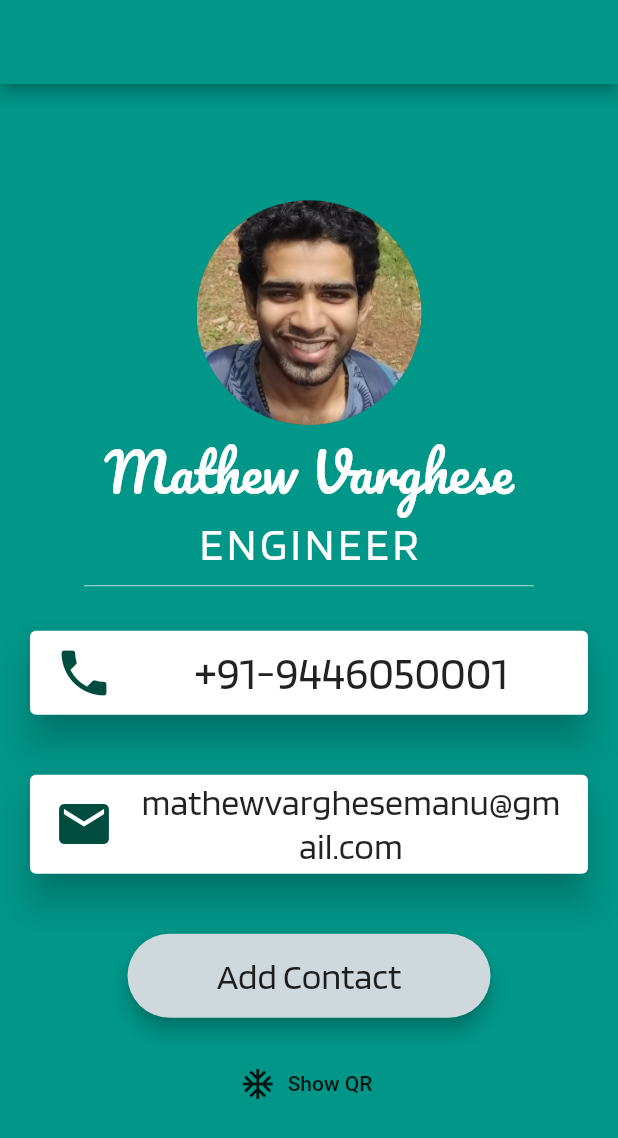
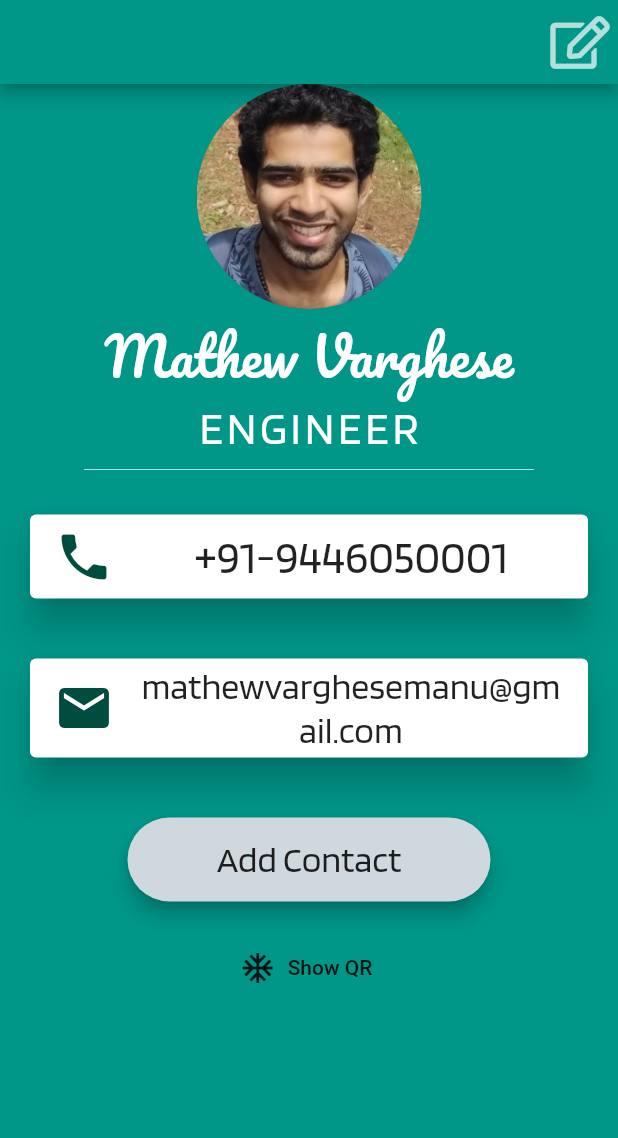
Before and after one commit to mathewvarghesemanu/Contacts-mate, a Flutter app: the screen it shows after launch, on a phone screen of 412 x 824 dp. Shown: the top 1138 px of the screen. Run offline on Flutter 3.47's test engine with Material 2 defaults, Android fonts, the phone set to English and light mode, and no system bars; our stand-ins replace contacts_service, font_awesome_flutter, image_picker, modal_progress_hud, permission_handler, qr_flutter and 1 more.

Commit message:
Edit feature added
Tested  but not reflect on main screen

```diff
--- a/lib/Reusable/ReusableWidgets.dart
+++ b/lib/Reusable/ReusableWidgets.dart
@@ -29,7 +29,7 @@ class ApplyCard extends StatelessWidget {
 class TextFields extends StatefulWidget {
   TextFields({this.newarg, this.newuser});
   final newarg;
-  final NewUser newuser;
+  var newuser;
   @override
   _TextFieldsState createState() => _TextFieldsState();
 }
--- a/lib/Screens/HomeScreen.dart
+++ b/lib/Screens/HomeScreen.dart
@@ -1,9 +1,11 @@
 import 'package:business_card/Screens/AddScreen.dart';
+import 'package:business_card/nullCheckScreen.dart';
 import 'package:flutter/material.dart';
 import '../Classes/Current_user.dart';
 import 'package:rflutter_alert/rflutter_alert.dart';
 import 'package:business_card/Reusable/ReusableWidgets.dart';
 import 'package:qr_flutter/qr_flutter.dart';
+import 'package:font_awesome_flutter/font_awesome_flutter.dart';
 
 class HomeScreen extends StatefulWidget {
   final id = 'HomeScreen';
@@ -20,10 +22,27 @@ class _HomeScreenState extends State<HomeScreen> {
     return Scaffold(
       backgroundColor: Colors.teal,
       appBar: AppBar(
+        actions: <Widget>[
+          Padding(
+            padding: const EdgeInsets.all(10.0),
+            child: InkWell(
+              onTap: () {
+                Navigator.pushNamed(context, NullScreen().id);
+              },
+              child: Icon(
+                FontAwesomeIcons.edit,
+                size: 35,
+                color: Colors.white70,
+              ),
+            ),
+          )
+        ],
         backgroundColor: Colors.teal,
       ),
       body: SafeArea(
-        child: Column(
+        child: ListView(
+          children: <Widget>[
+            Column(
               mainAxisAlignment: MainAxisAlignment.center,
               children: <Widget>[
                 CircleAvatar(
@@ -99,7 +118,7 @@ class _HomeScreenState extends State<HomeScreen> {
 //            SizedBox(
 //              height: 10,
 //            ),
-            GestureDetector(
+                InkWell(
                   onTap: () {
                     setState(() {
                       Navigator.pushNamed(context, AddScreen().id);
@@ -126,6 +145,8 @@ class _HomeScreenState extends State<HomeScreen> {
                   label: Text('Show QR'),
                 ),
               ],
+            )
+          ],
         ),
       ),
     );
--- a/pubspec.yaml
+++ b/pubspec.yaml
@@ -26,6 +26,7 @@ dependencies:
   path_provider: ^1.3.0
   modal_progress_hud: ^0.1.3
   qr_flutter: ^3.0.1
+  font_awesome_flutter: ^8.5.0
   # The following adds the Cupertino Icons font to your application.
   # Use with the CupertinoIcons class for iOS style icons.
   cupertino_icons: ^0.1.2
```
Also changed, not shown: lib/nullCheckScreen.dart (+15 -35 lines), pubspec.lock. Lines whose indentation alone changed are shown as unchanged.
